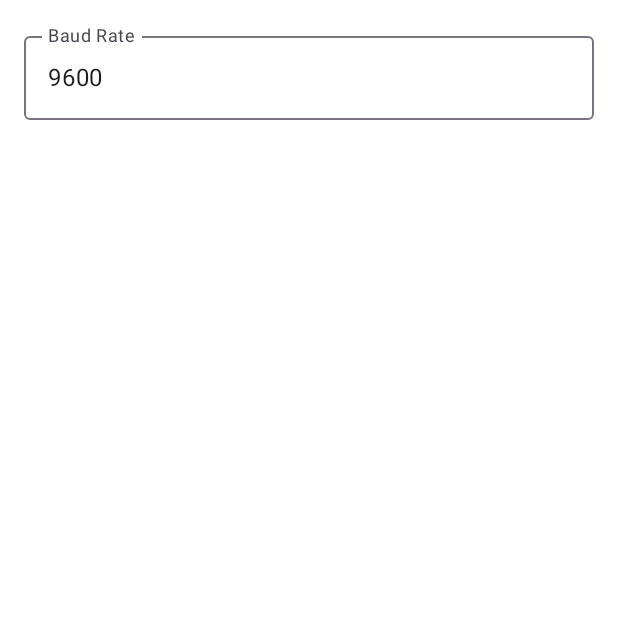
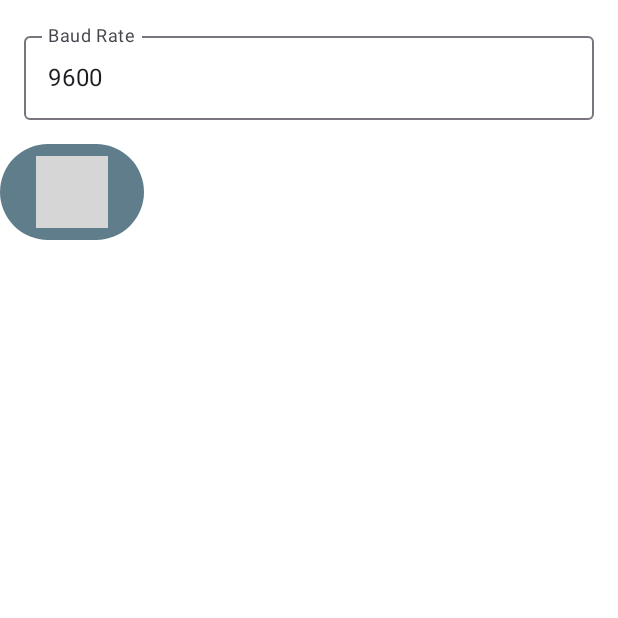
Before and after one commit to superus8r/arduino-usb-terminal, an Android app built with Jetpack Compose: the composable SettingContent shown on its own in the app's theme, on a phone screen of 412 x 824 dp, the top half of it. Run offline under Robolectric (Android 15) with nearby library versions, the light colour scheme and no system bars; our stand-ins replace Dagger/Hilt's generated code; 2 statements that could not run were skipped; grey boxes are pictures that could not be loaded.

Commit message:
feature: resetting settings to default dismisses the setting modal

```diff
--- a/app/src/main/java/org/kabiri/android/usbterminal/ui/setting/SettingContent.kt
+++ b/app/src/main/java/org/kabiri/android/usbterminal/ui/setting/SettingContent.kt
@@ -10,7 +10,8 @@ import org.kabiri.android.usbterminal.model.defaultBaudRate
 @Composable
 internal fun SettingContent(
     modifier: Modifier = Modifier,
-    settingViewModel: SettingViewModel
+    settingViewModel: SettingViewModel,
+    onDismiss: () -> Unit,
 ) {
     val currentBaudRate by settingViewModel.currentBaudRate.collectAsState(defaultBaudRate)
 
@@ -21,5 +22,13 @@ internal fun SettingContent(
             currentValue = currentBaudRate,
             onNewValue = settingViewModel::setNewBaudRate
         )
+
+        // Reset Default Button
+        SettingResetDefaultButton(
+            onClick = {
+                settingViewModel.resetDefault()
+                onDismiss()
+            }
+        )
     }
 }
--- a/app/src/main/java/org/kabiri/android/usbterminal/ui/setting/SettingViewModel.kt
+++ b/app/src/main/java/org/kabiri/android/usbterminal/ui/setting/SettingViewModel.kt
@@ -7,6 +7,7 @@ import kotlinx.coroutines.flow.Flow
 import kotlinx.coroutines.launch
 import org.kabiri.android.usbterminal.domain.IGetCustomBaudRateUseCase
 import org.kabiri.android.usbterminal.domain.ISetCustomBaudRateUseCase
+import org.kabiri.android.usbterminal.model.defaultBaudRate
 import javax.inject.Inject
 
 /**
@@ -23,4 +24,8 @@ internal class SettingViewModel
         get() = getBaudRate()
 
     fun setNewBaudRate(baudRate: Int) = setBaudRate(baudRate)
+
+    fun resetDefault() {
+        setBaudRate(defaultBaudRate)
+    }
 }
```
Also changed, not shown: app/src/main/java/org/kabiri/android/usbterminal/ui/setting/SettingModalBottomSheet.kt (+8 -2 lines), app/src/main/java/org/kabiri/android/usbterminal/ui/setting/SettingResetDefaultButton.kt (added, +24 -0 lines).
